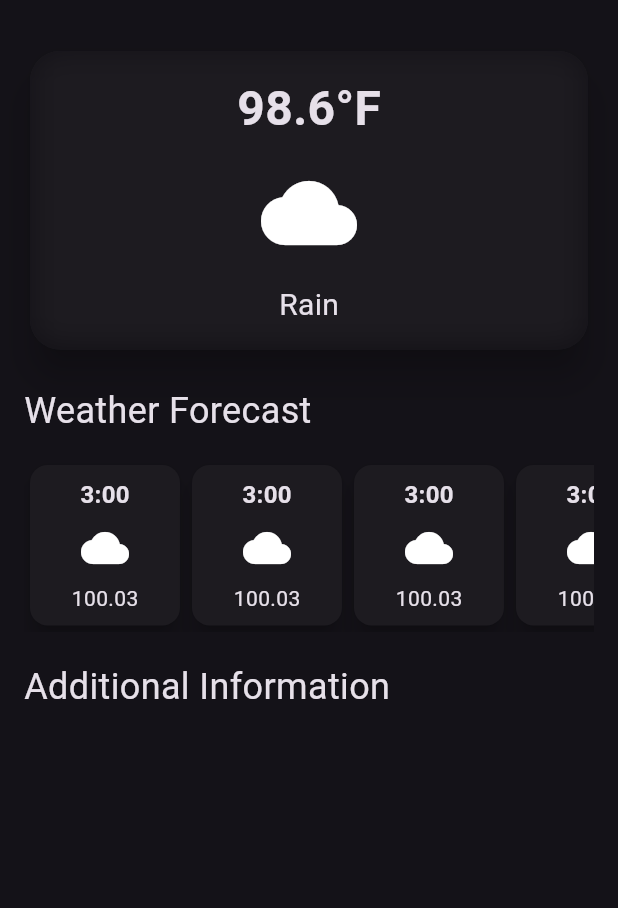
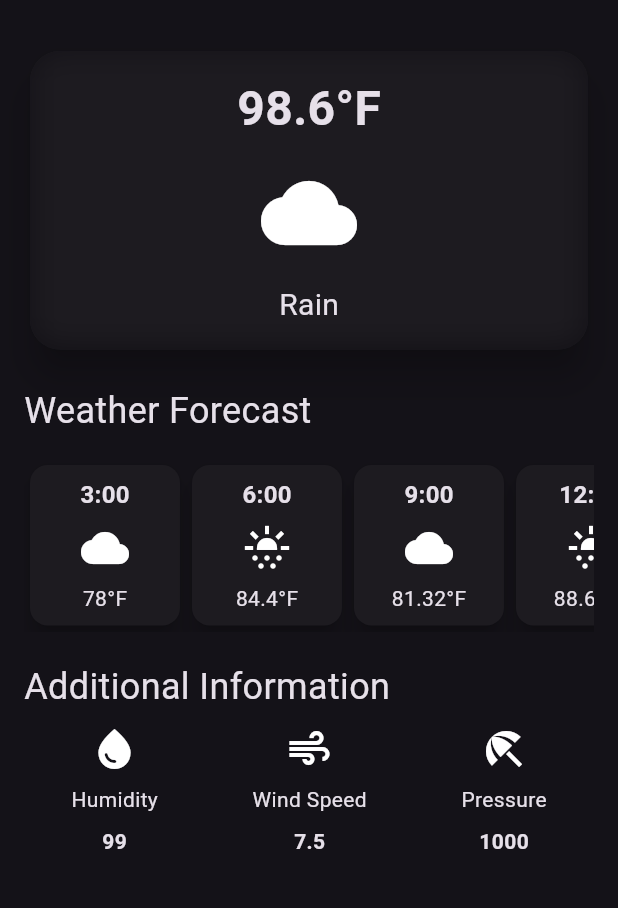
Before and after one commit to princechaudhary874/Flutter_Projects, a Flutter app: the screen it shows after launch, on a phone screen of 412 x 824 dp, the part 63-971 px from its top. Run offline on Flutter 3.47's test engine with Material 3 defaults, Android fonts, the phone set to English and light mode, and no system bars.

Commit message:
Completing UI of the weather app

```diff
--- /dev/null
+++ b/lib/addtional_items.dart
@@ -0,0 +1,34 @@
+import 'package:flutter/material.dart';
+
+class AdditionalItems extends StatelessWidget {
+  final IconData icon;
+  final String label;
+  final String value;
+  const AdditionalItems({
+    super.key,
+    required this.icon,
+    required this.label,
+    required this.value,
+  });
+
+  @override
+  Widget build(BuildContext context) {
+    return Column(
+      children: [
+        Icon(
+          icon,
+          size: 32,
+        ),
+        const SizedBox(height: 8),
+        Text(label),
+        const SizedBox(height: 8),
+        Text(
+          value,
+          style: const TextStyle(
+            fontWeight: FontWeight.bold,
+          ),
+        )
+      ],
+    );
+  }
+}
--- /dev/null
+++ b/lib/hourly_forecast_item.dart
@@ -0,0 +1,49 @@
+import 'package:flutter/material.dart';
+
+// weather forecast card widget
+class HourlyForecastItem extends StatelessWidget {
+  final String time;
+  final IconData icon;
+  final String temperature;
+  const HourlyForecastItem(
+      {super.key,
+      required this.time,
+      required this.icon,
+      required this.temperature});
+
+  @override
+  Widget build(BuildContext context) {
+    return Card(
+      elevation: 6,
+      child: Container(
+        width: 100,
+        padding: const EdgeInsets.all(8.0),
+        decoration: BoxDecoration(
+          borderRadius: BorderRadius.circular(12),
+        ),
+        child: Column(
+          children: [
+            Text(
+              time,
+              style: const TextStyle(
+                fontSize: 16,
+                fontWeight: FontWeight.bold,
+              ),
+            ),
+            const SizedBox(
+              height: 8,
+            ),
+            Icon(
+              icon,
+              size: 32,
+            ),
+            const SizedBox(
+              height: 8,
+            ),
+            Text(temperature)
+          ],
+        ),
+      ),
+    );
+  }
+}
--- a/lib/weather_app.dart
+++ b/lib/weather_app.dart
@@ -1,6 +1,8 @@
 import 'dart:ui';
 
 import 'package:flutter/material.dart';
+import 'hourly_forecast_item.dart';
+import 'addtional_items.dart';
 
 class WeatherScreen extends StatelessWidget {
   const WeatherScreen({super.key});
@@ -94,11 +96,31 @@ class WeatherScreen extends StatelessWidget {
               scrollDirection: Axis.horizontal,
               child: Row(
                 children: [
-                  HourlyForecastItem(),
-                  HourlyForecastItem(),
-                  HourlyForecastItem(),
-                  HourlyForecastItem(),
-                  HourlyForecastItem(),
+                  HourlyForecastItem(
+                    time: '3:00',
+                    icon: Icons.cloud,
+                    temperature: '78°F',
+                  ),
+                  HourlyForecastItem(
+                    time: '6:00',
+                    icon: Icons.sunny_snowing,
+                    temperature: '84.4°F',
+                  ),
+                  HourlyForecastItem(
+                    time: '9:00',
+                    icon: Icons.cloud,
+                    temperature: '81.32°F',
+                  ),
+                  HourlyForecastItem(
+                    time: '12:00',
+                    icon: Icons.sunny_snowing,
+                    temperature: '88.62°F',
+                  ),
+                  HourlyForecastItem(
+                    time: '15:00',
+                    icon: Icons.sunny,
+                    temperature: '93.23°F',
+                  ),
                 ],
               ),
             ),
@@ -107,56 +129,36 @@ class WeatherScreen extends StatelessWidget {
               height: 20,
             ),
             // additional information
-           const Text(
+            const Text(
               'Additional Information',
               style: TextStyle(
                 fontSize: 24,
               ),
             ),
+            const SizedBox(height: 8),
+            const Row(
+              mainAxisAlignment: MainAxisAlignment.spaceAround,
+              children: [
+                AdditionalItems(
+                  icon: Icons.water_drop,
+                  label: 'Humidity',
+                  value: '99',
+                ),
+                AdditionalItems(
+                  icon: Icons.air,
+                  label: 'Wind Speed',
+                  value: '7.5',
+                ),
+                AdditionalItems(
+                  icon: Icons.beach_access,
+                  label: 'Pressure',
+                  value: '1000',
+                ),
+              ],
+            )
           ],
         ),
       ),
     );
   }
 }
-
-// weather forecast card widget
-class HourlyForecastItem extends StatelessWidget {
-  const HourlyForecastItem({super.key});
-
-  @override
-  Widget build(BuildContext context) {
-    return Card(
-      elevation: 6,
-      child: Container(
-        width: 100,
-        padding: const EdgeInsets.all(8.0),
-        decoration: BoxDecoration(
-          borderRadius: BorderRadius.circular(12),
-        ),
-        child: const Column(
-          children: [
-            Text(
-              '3:00',
-              style: TextStyle(
-                fontSize: 16,
-                fontWeight: FontWeight.bold,
-              ),
-            ),
-            SizedBox(
-              height: 8,
-            ),
-            Icon(
-              Icons.cloud,
-              size: 32,
-            ),
-            SizedBox(
-              height: 8,
-            ),
-            Text('100.03')
-          ],
-        ),
-      ),
-    );
-  }
-}
```
